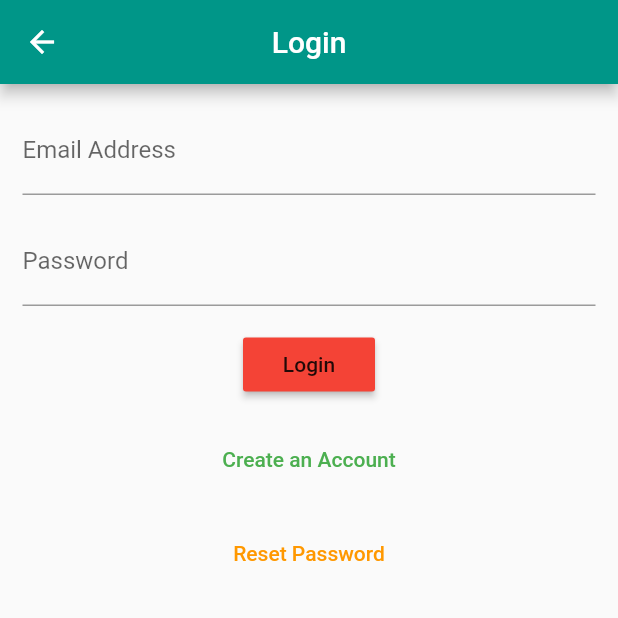
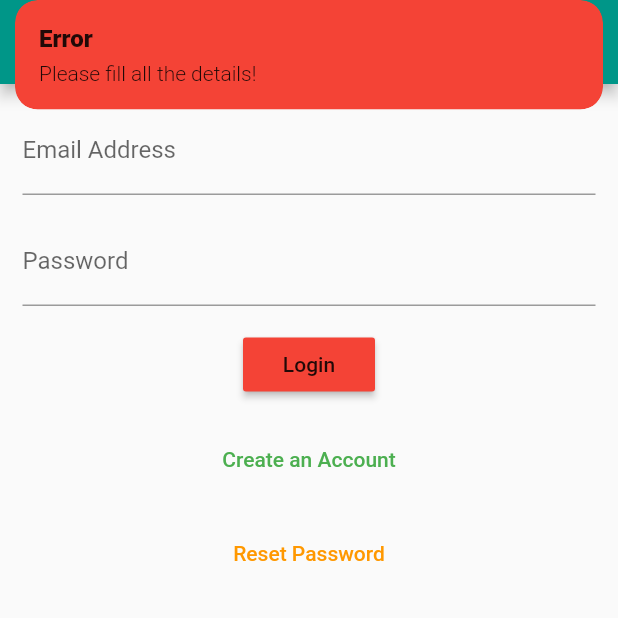
Before and after one commit to AbdulKhaliqIdrees/authentication, a Flutter app: the Login screen opened directly, after a tap on "Login", on a phone screen of 412 x 824 dp, the top half of it. Run offline on Flutter 3.47's test engine with Material 2 defaults, Android fonts, the phone set to English and light mode, and no system bars; our stand-ins replace firebase_auth, firebase_core, get; accounts and stored records are empty.

Commit message:
three controllers

```diff
--- /dev/null
+++ b/lib/controllers/login_controller.dart
@@ -0,0 +1,45 @@
+import 'package:authentication/screens/target_screen.dart';
+import 'package:firebase_auth/firebase_auth.dart';
+import 'package:flutter/material.dart';
+import 'package:get/get.dart';
+
+class LoginController extends GetxController {
+  TextEditingController emailcontroller = TextEditingController();
+  TextEditingController passwordcontroller = TextEditingController();
+  void login() async {
+    String email = emailcontroller.text.trim();
+    String password = passwordcontroller.text.trim();
+    try {
+      if (email == "" || password == "") {
+        Get.snackbar(
+          "Error",
+          "Please fill all the details!",
+          backgroundColor: Colors.red,
+        );
+      } else {
+        await FirebaseAuth.instance
+            .signInWithEmailAndPassword(email: email, password: password);
+        Get.to(Target());
+      }
+    } on FirebaseAuthException catch (e) {
+      if (e.code == 'user-not-found') {
+        Get.snackbar(
+          "Error",
+          "No user found for that email!",
+          backgroundColor: Colors.red,
+        );
+      } else if (e.code == 'wrong-password') {
+        Get.snackbar(
+          "Error",
+          "Password is wrong for that user!",
+          backgroundColor: Colors.red,
+        );
+      } else {
+        await FirebaseAuth.instance
+            .signInWithEmailAndPassword(email: email, password: password);
+
+        Get.to(Target());
+      }
+    }
+  }
+}
--- a/lib/main.dart
+++ b/lib/main.dart
@@ -1,6 +1,7 @@
 import 'package:authentication/screens/login_screen.dart';
 import 'package:firebase_core/firebase_core.dart';
 import 'package:flutter/material.dart';
+import 'package:get/get.dart';
 
 Future<void> main() async {
   WidgetsFlutterBinding.ensureInitialized();
@@ -13,7 +14,7 @@ class MyApp extends StatelessWidget {
 
   @override
   Widget build(BuildContext context) {
-    return MaterialApp(
+    return GetMaterialApp(
       debugShowCheckedModeBanner: false,
       title: "Authentication App",
       home: Login(),
--- a/lib/screens/login_screen.dart
+++ b/lib/screens/login_screen.dart
@@ -1,11 +1,11 @@
-import 'package:authentication/controllers/auth_controller.dart';
+import 'package:authentication/controllers/login_controller.dart';
 import 'package:authentication/screens/reset_password_screen.dart';
 import 'package:authentication/screens/signup_screen.dart';
 import 'package:flutter/material.dart';
 import 'package:get/get.dart';
 
 class Login extends StatelessWidget {
-  final authcontroller = Get.put(AuthController());
+  final logincontroller = Get.put(LoginController());
 
   @override
   Widget build(BuildContext context) {
@@ -15,14 +15,14 @@ class Login extends StatelessWidget {
         backgroundColor: Colors.teal,
         title: const Text("Login"),
       ),
-      body:  ListView(
+      body: ListView(
         children: [
           Padding(
             padding: EdgeInsets.all(15),
             child: Column(
               children: [
                 TextField(
-                    controller: authcontroller.emailcontroller,
+                  controller: logincontroller.emailcontroller,
                   decoration: InputDecoration(
                     labelText: "Email Address",
                   ),
@@ -31,7 +31,7 @@ class Login extends StatelessWidget {
                   height: 15,
                 ),
                 TextField(
-                    controller: authcontroller.passwordcontroller,
+                  controller: logincontroller.passwordcontroller,
                   decoration: InputDecoration(
                     labelText: "Password",
                   ),
@@ -43,9 +43,9 @@ class Login extends StatelessWidget {
                     color: Colors.red,
                     child: Text("Login"),
                     onPressed: () {
-                        authcontroller.login();
-                        authcontroller.emailcontroller.clear();
-                        authcontroller.passwordcontroller.clear();
+                      logincontroller.login();
+                      logincontroller.emailcontroller.clear();
+                      logincontroller.passwordcontroller.clear();
                     }),
                 SizedBox(
                   height: 15,
@@ -56,14 +56,7 @@ class Login extends StatelessWidget {
                       style: TextStyle(color: Colors.green),
                     ),
                     onPressed: () {
-                        Navigator.push(
-                          context,
-                          MaterialPageRoute(
-                            builder: (context) {
-                              return SignUp();
-                            },
-                          ),
-                        );
+                      Get.to(SignUp());
                     }),
                 SizedBox(
                   height: 15,
@@ -74,14 +67,7 @@ class Login extends StatelessWidget {
                       style: TextStyle(color: Colors.orange),
                     ),
                     onPressed: () {
-                        Navigator.push(
-                          context,
-                          MaterialPageRoute(
-                            builder: (context) {
-                              return Reset();
-                            },
-                          ),
-                        );
+                      Get.to(Reset());
                     }),
               ],
             ),
```
Also changed, not shown: lib/controllers/auth_controller.dart (deleted, +0 -78 lines), lib/controllers/reset_controller.dart (added, +18 -0 lines), lib/controllers/signup_controller.dart (added, +38 -0 lines), lib/screens/reset_password_screen.dart (+5 -5 lines), lib/screens/signup_screen.dart (+9 -9 lines). Lines whose indentation alone changed are shown as unchanged.
